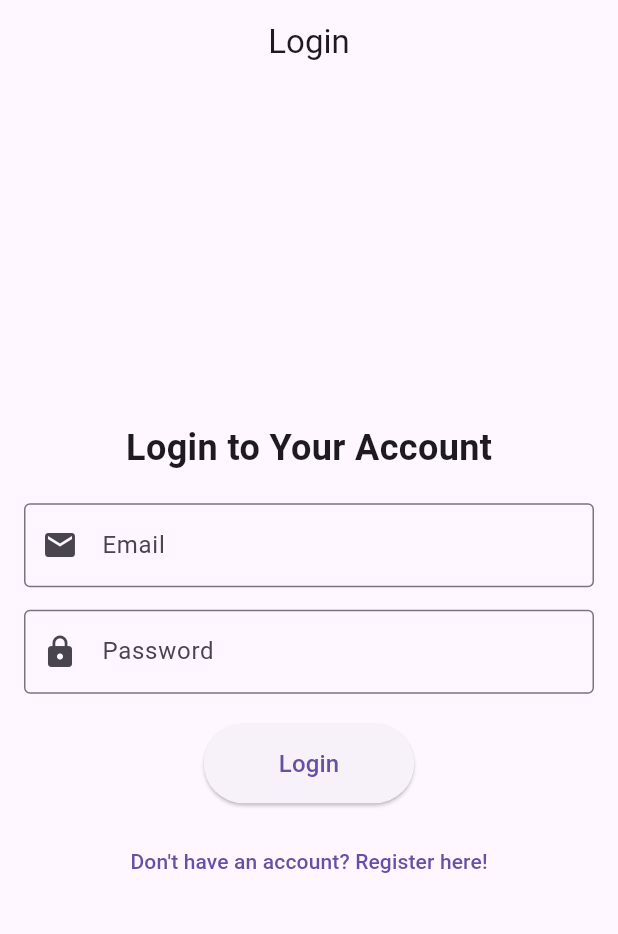
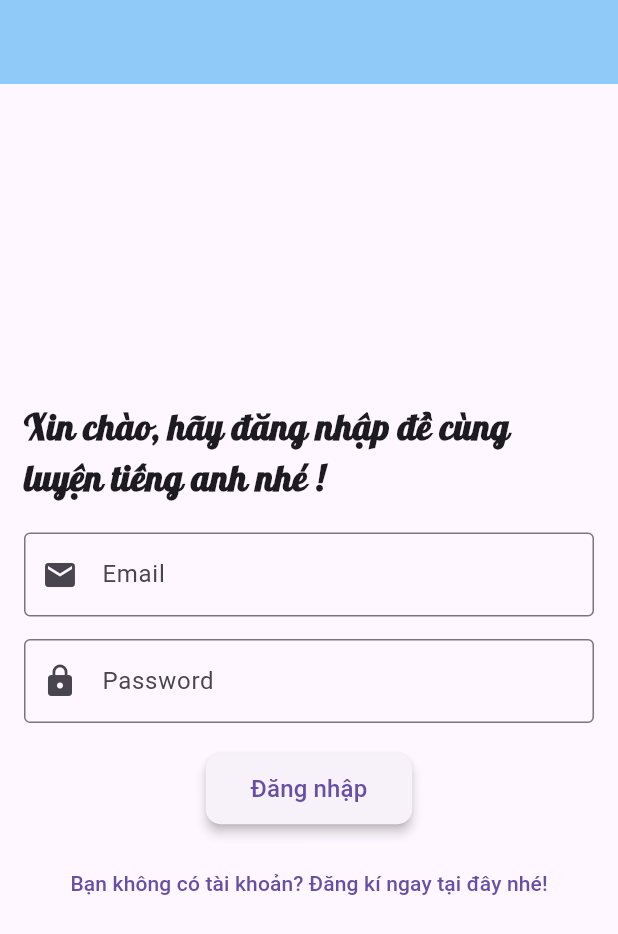
Before and after one commit to quyok808/mobile_English, a Flutter app: the screen it shows after launch, on a phone screen of 412 x 824 dp. Shown: the top 934 px of the screen. Run offline on Flutter 3.47's test engine with Material 3 defaults, Android fonts, the phone set to English and light mode, and no system bars; our stand-ins replace cloud_firestore, firebase_auth, firebase_core, get, google_fonts, image_picker and 1 more; accounts and stored records are empty.

Commit message:
Update giao diện login, snackbar, insert displayName khi đăng kí, hiển thị displayname vào account

```diff
--- /dev/null
+++ b/lib/app/modules/account/bindings/account_binding.dart
@@ -0,0 +1,9 @@
+import 'package:get/get.dart';
+import 'package:onlya_english/app/modules/account/controllers/account_controller.dart';
+
+class AccountBinding extends Bindings {
+  @override
+  void dependencies() {
+    Get.lazyPut<AccountController>(() => AccountController());
+  }
+}
--- /dev/null
+++ b/lib/app/modules/account/controllers/account_controller.dart
@@ -0,0 +1,3 @@
+import 'package:get/get.dart';
+
+class AccountController extends GetxController {}
--- /dev/null
+++ b/lib/app/modules/home/bindings/home_bindings.dart
@@ -0,0 +1,9 @@
+import 'package:get/get.dart';
+import 'package:onlya_english/app/modules/home/controllers/home_controller.dart';
+
+class HomeBindings extends Bindings {
+  @override
+  void dependencies() {
+    Get.lazyPut<HomeController>(() => HomeController());
+  }
+}
--- a/lib/app/modules/home/views/home_view.dart
+++ b/lib/app/modules/home/views/home_view.dart
@@ -2,7 +2,7 @@
 
 import 'package:flutter/material.dart';
 import 'package:get/get.dart';
-
+import 'package:onlya_english/app/modules/account/views/account_view.dart';
 import '../../auth/controllers/auth_controller.dart';
 
 class HomeView extends StatefulWidget {
@@ -19,7 +19,7 @@ class _HomeViewState extends State<HomeView> {
     Center(child: Text('Trang chủ')),
     Center(child: Text('Khóa Học')),
     Center(child: Text('Game')),
-    Center(child: Text('Tài khoản')),
+    Center(child: AccountView()),
   ];
 
   @override
--- a/lib/app/modules/login/views/login_view.dart
+++ b/lib/app/modules/login/views/login_view.dart
@@ -2,6 +2,7 @@
 
 import 'package:flutter/material.dart';
 import 'package:get/get.dart';
+import '../../../themes/theme.dart';
 import 'widgets/custom_text_field.dart';
 import 'widgets/login_button.dart';
 
@@ -15,8 +16,7 @@ class LoginView extends StatelessWidget {
   Widget build(BuildContext context) {
     return Scaffold(
       appBar: AppBar(
-        title: Text('Login'),
-        centerTitle: true,
+        backgroundColor: AppTheme.blue,
       ),
       body: Padding(
         padding: const EdgeInsets.all(16.0),
@@ -24,11 +24,8 @@ class LoginView extends StatelessWidget {
           mainAxisAlignment: MainAxisAlignment.center,
           children: [
             Text(
-              'Login to Your Account',
-              style: TextStyle(
-                fontSize: 24,
-                fontWeight: FontWeight.bold,
-              ),
+              'Xin chào, hãy đăng nhập để cùng luyện tiếng anh nhé !',
+              style: AppTheme.lobsterFont,
             ),
             SizedBox(height: 20),
             CustomTextField(
@@ -53,7 +50,7 @@ class LoginView extends StatelessWidget {
               onPressed: () {
                 Get.toNamed('/register');
               },
-              child: Text('Don\'t have an account? Register here!'),
+              child: Text('Bạn không có tài khoản? Đăng kí ngay tại đây nhé!'),
             ),
           ],
         ),
--- a/lib/app/modules/login/views/widgets/login_button.dart
+++ b/lib/app/modules/login/views/widgets/login_button.dart
@@ -1,8 +1,9 @@
-// ignore_for_file: prefer_const_constructors
+// ignore_for_file: prefer_const_constructors, prefer_const_literals_to_create_immutables, use_super_parameters
 
 import 'package:flutter/material.dart';
 import 'package:get/get.dart';
 import 'package:onlya_english/app/modules/auth/controllers/auth_controller.dart';
+import 'package:onlya_english/app/themes/theme.dart';
 
 class LoginButton extends StatelessWidget {
   final TextEditingController emailController;
@@ -25,9 +26,17 @@ class LoginButton extends StatelessWidget {
 
         if (email.isEmpty || password.isEmpty) {
           Get.snackbar(
-            'Error',
-            'Email and Password cannot be empty',
-            snackPosition: SnackPosition.BOTTOM,
+            'Cảnh báo !', // Title
+            'Thông tin không được để trống !!!', // Message
+            snackPosition: SnackPosition.TOP,
+            backgroundColor: AppTheme.orange,
+            titleText: Row(
+              children: [
+                Icon(Icons.warning, color: Colors.red),
+                SizedBox(width: 8),
+                Text('Cảnh báo !', style: AppTheme.jetBrainsMono),
+              ],
+            ),
           );
           return;
         }
@@ -43,19 +52,25 @@ class LoginButton extends StatelessWidget {
         if (success) {
           Get.offAllNamed('/home');
         } else {
-          Get.snackbar(
-            'Login Failed',
-            'Invalid email or password',
-            snackPosition: SnackPosition.BOTTOM,
+          AppTheme.GetSnackBarWarning(
+            title: 'Đăng nhập thất bại',
+            content: 'Không tìm thấy thông tin tài khoản',
           );
         }
       },
       style: ElevatedButton.styleFrom(
-        padding: EdgeInsets.symmetric(horizontal: 50, vertical: 15),
+        // Màu nền chính
+        iconColor: Colors.white, // Màu chữ khi nút được kích hoạt
+        padding: EdgeInsets.symmetric(horizontal: 30, vertical: 12),
+        shape: RoundedRectangleBorder(
+            borderRadius: BorderRadius.circular(10)), // Bo tròn góc
+        elevation: 3, // Thêm đổ bóng nhẹ
       ),
       child: Text(
-        'Login',
-        style: TextStyle(fontSize: 16),
+        'Đăng nhập',
+        style: TextStyle(
+            fontSize: 16,
+            fontWeight: FontWeight.w500), // Chỉnh font chữ và độ dày
       ),
     );
   }
--- a/lib/app/routes/app_pages.dart
+++ b/lib/app/routes/app_pages.dart
@@ -1,4 +1,9 @@
+// ignore_for_file: prefer_const_constructors
+
 import 'package:get/get.dart';
+import 'package:onlya_english/app/modules/account/bindings/account_binding.dart';
+import 'package:onlya_english/app/modules/home/bindings/home_bindings.dart';
+import '../modules/account/views/account_view.dart';
 import '../modules/auth/bindings/auth_binding.dart';
 import '../modules/auth/views/auth_checker_view.dart';
 import '../modules/home/views/home_view.dart';
@@ -16,6 +21,7 @@ class AppPages {
     GetPage(
       name: AppRoutes.HOME,
       page: () => const HomeView(),
+      binding: HomeBindings(),
     ),
     GetPage(
       name: AppRoutes.LOGIN,
@@ -24,6 +30,11 @@ class AppPages {
     GetPage(
       name: AppRoutes.REGISTER,
       page: () => RegisterView(),
+    ),
+    GetPage(
+      name: AppRoutes.ACCOUNT,
+      page: () => AccountView(),
+      binding: AccountBinding(),
     )
   ];
 }
--- a/lib/app/routes/app_routes.dart
+++ b/lib/app/routes/app_routes.dart
@@ -5,4 +5,5 @@ abstract class AppRoutes {
   static const HOME = '/home';
   static const LOGIN = '/login';
   static const REGISTER = '/register';
+  static const ACCOUNT = '/account';
 }
```
Also changed, not shown: lib/app/modules/account/views/account_view.dart (added, +26 -0 lines), lib/app/modules/auth/controllers/auth_controller.dart (+13 -3 lines), lib/app/modules/register/views/register_view.dart (+7 -0 lines), lib/app/modules/register/views/widgets/register_button.dart (+22 -15 lines), lib/app/themes/theme.dart (+51 -0 lines).
